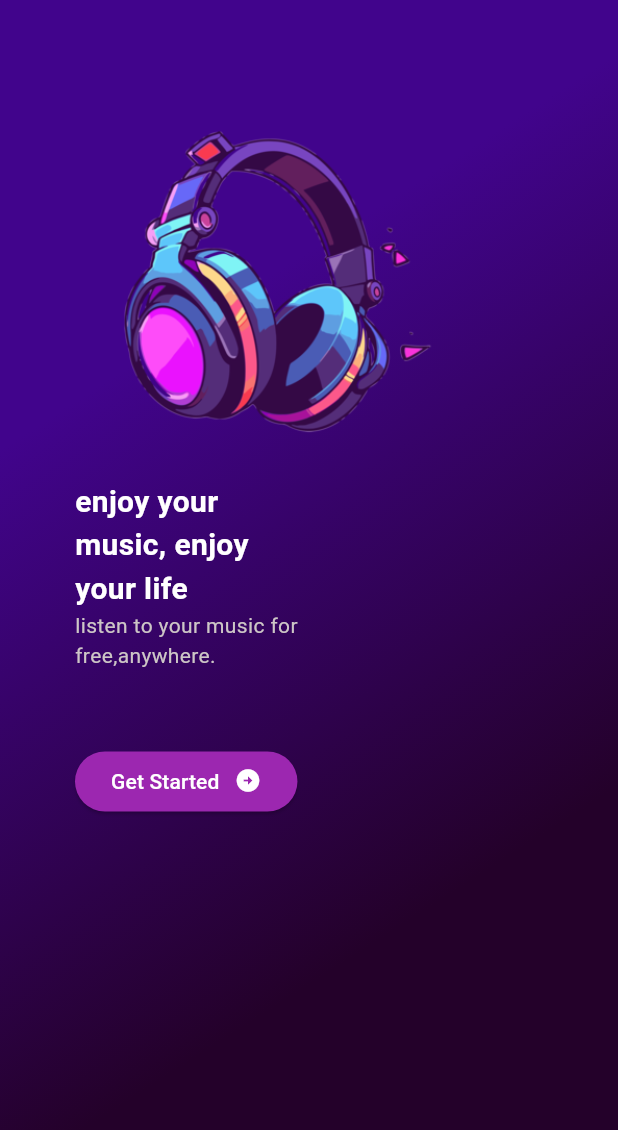
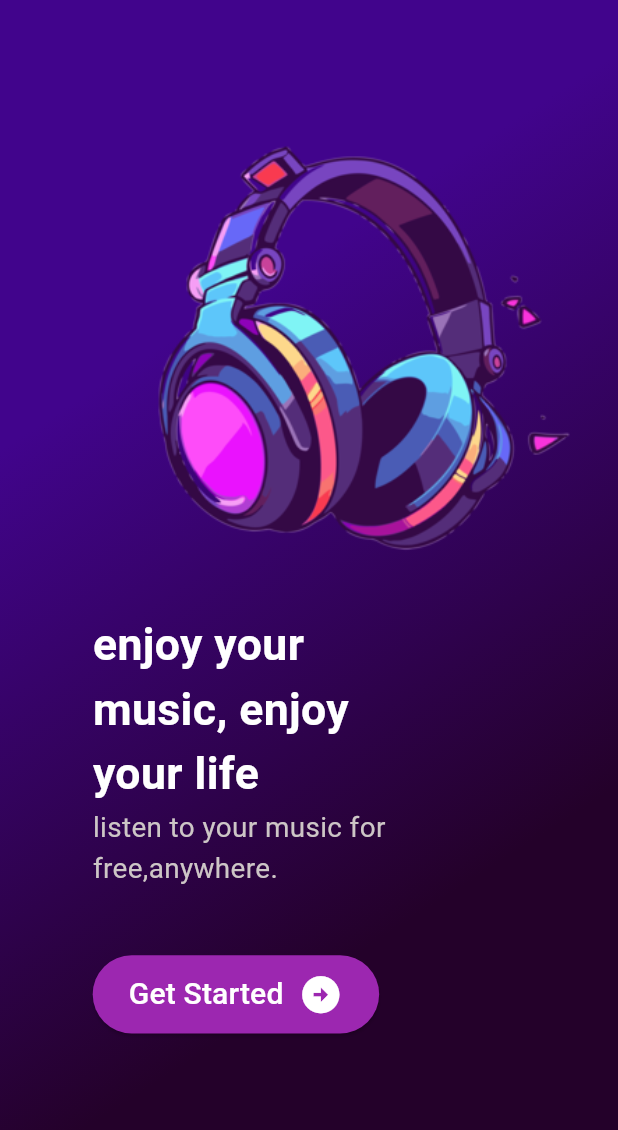
Before and after one commit to Quratulain112/music_recommendation_system_flutter_app, a Flutter app: the screen it shows after launch, on a phone screen of 412 x 824 dp. Shown: the top 1130 px of the screen. Run offline on Flutter 3.47's test engine with Material 3 defaults, Android fonts, the phone set to English and light mode, and no system bars; our stand-ins replace bottom_navy_bar, lottie, shared_preferences.

Commit message:
Added media query on start screen

```diff
--- a/lib/screens/start_screen.dart
+++ b/lib/screens/start_screen.dart
@@ -10,7 +10,12 @@ class StartScreen extends StatefulWidget {
 }
 
 class _StartScreenState extends State<StartScreen> {
+  bool _isLoading = false;
+
   Future<void> gotoNextScreen() async {
+    setState(() {
+      _isLoading = true;
+    });
     bool check = await ApiService.isLoggedIn();
     if (!mounted) {
       return;
@@ -24,53 +29,70 @@ class _StartScreenState extends State<StartScreen> {
 
   @override
   Widget build(BuildContext context) {
+    var size = MediaQuery.of(context).size;
+
+    final double screenHeight = (size.height - kToolbarHeight - 24);
+    final double screenWidth = size.width;
+
     return Scaffold(
         body: Container(
-      width: 500,
+      width: screenWidth,
       decoration: BoxDecoration(
           gradient: LinearGradient(transform: GradientRotation(1), colors: [
         const Color.fromARGB(255, 65, 4, 140),
         const Color.fromARGB(255, 36, 1, 42),
       ])),
       child: Padding(
-        padding: EdgeInsets.only(top: 70, left: 50),
+        padding:
+            EdgeInsets.only(top: screenHeight * 0.10, left: screenWidth * 0.15),
         child: Column(
           crossAxisAlignment: CrossAxisAlignment.start,
           children: [
-            const Image(
-                height: 250, image: AssetImage('assets/headphones.png')),
+            Image(
+                height: screenHeight * 0.45,
+                image: AssetImage('assets/headphones.png')),
             Text(
               "enjoy your \nmusic, enjoy \nyour life",
               style: TextStyle(
                   fontWeight: FontWeight.bold,
-                  fontSize: 20,
+                  fontSize: screenHeight * 0.04,
                   color: Colors.white),
             ),
             Text(
               "listen to your music for \nfree,anywhere.",
-              style: TextStyle(color: const Color.fromARGB(255, 205, 198, 198)),
+              style: TextStyle(
+                  color: const Color.fromARGB(255, 205, 198, 198),
+                  fontSize: screenHeight * 0.025),
             ),
             Padding(
-              padding: EdgeInsets.only(top: 50),
+              padding: EdgeInsets.only(top: screenHeight * 0.06),
               child: ElevatedButton(
-                  style:
-                      ElevatedButton.styleFrom(backgroundColor: Colors.purple),
+                style: ElevatedButton.styleFrom(
+                  backgroundColor: Colors.purple,
+                  minimumSize: Size(screenWidth * 0.02, screenHeight * 0.07),
+                ),
                 onPressed: () {
                   gotoNextScreen();
                 },
-                  child: Wrap(
+                child: (!_isLoading)
+                    ? Wrap(
                         spacing: 10,
                         children: [
                           Text(
                             "Get Started",
-                        style: TextStyle(color: Colors.white),
+                            style: TextStyle(
+                                color: Colors.white,
+                                fontSize: screenHeight * 0.027),
                           ),
                           Icon(
                             Icons.arrow_circle_right,
                             color: Colors.white,
+                            size: screenHeight * 0.04,
                           )
                         ],
-                  )),
+                      )
+                    : CircularProgressIndicator(),
+              ),
             )
           ],
         ),
```
Also changed, not shown: 1 other file. Lines whose indentation alone changed are shown as unchanged.
